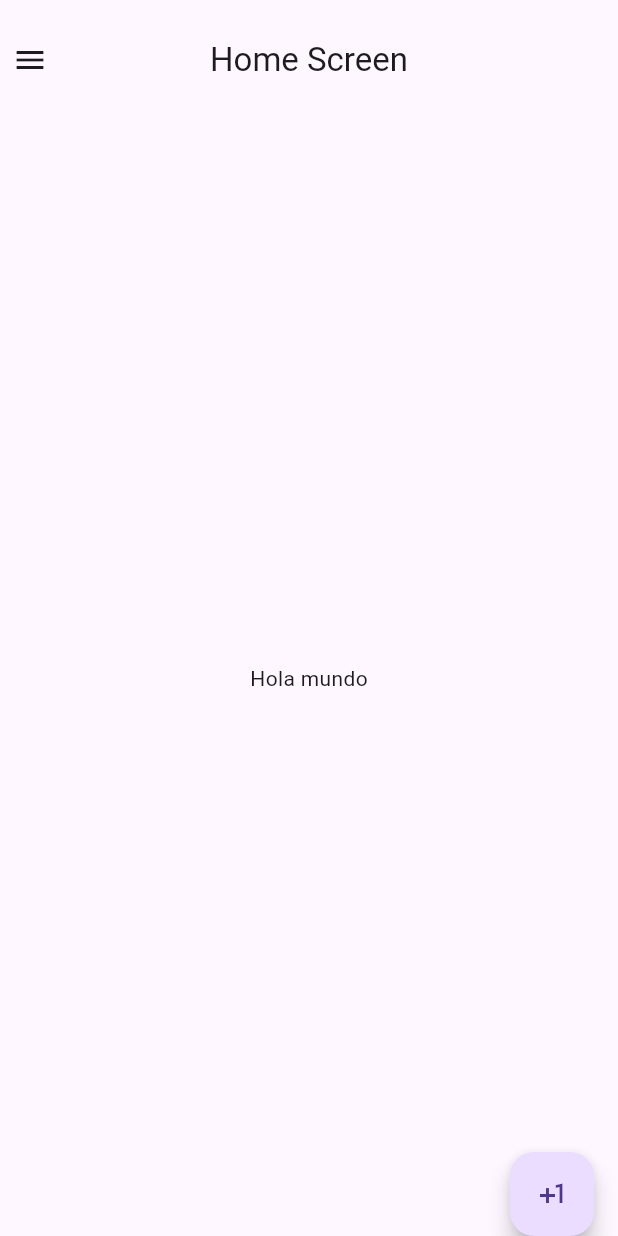
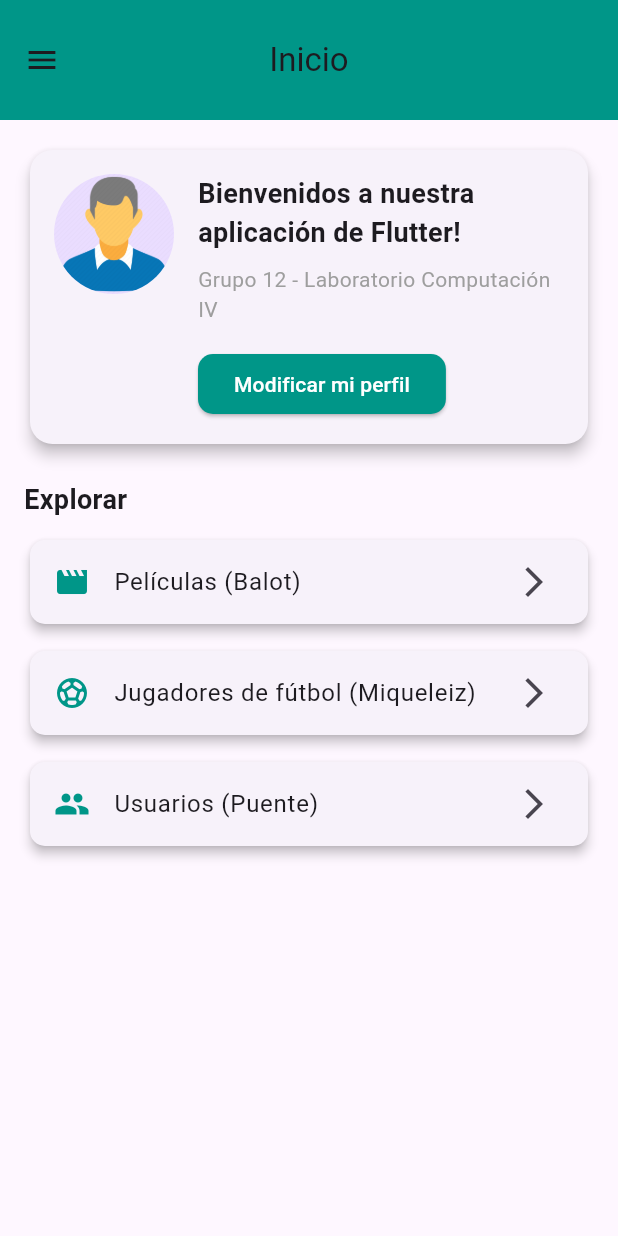
Before and after one commit to AgustinPuente1/TP2-Flutter-Grupo12, a Flutter app: the screen it shows after launch, on a phone screen of 412 x 824 dp. Run offline on Flutter 3.47's test engine with Material 3 defaults, Android fonts, the phone set to English and light mode, and no system bars; our stand-ins replace shared_preferences.

Commit message:
Mejoro aspecto visual de pantalla Home y agrego documentación

```diff
--- a/lib/screens/home_screen.dart
+++ b/lib/screens/home_screen.dart
@@ -1,5 +1,8 @@
-import 'dart:developer';
 import 'package:flutter/material.dart';
+import 'package:tp2_flutter_grupo12/screens/profile_screen.dart'; // Perfil
+import 'package:tp2_flutter_grupo12/screens/balot_list_screen.dart'; // Películas
+// Agregar ruta de Tomi
+// Agregar ruta de Agus
 import 'package:tp2_flutter_grupo12/widgets/drawner_menu.dart';
 
 class HomeScreen extends StatelessWidget {
@@ -9,20 +12,162 @@ class HomeScreen extends StatelessWidget {
   Widget build(BuildContext context) {
     return Scaffold(
       appBar: AppBar(
-        title: const Text('Home Screen'),
+        title: const Text('Inicio'),
         centerTitle: true,
-        leadingWidth: 40,
         toolbarHeight: 80,
+        backgroundColor: Colors.teal,
       ),
       drawer: DrawerMenu(),
-      body: const Center(child: Text('Hola mundo')),
-      floatingActionButton: FloatingActionButton(
-        child: const Icon(Icons.plus_one),
-        onPressed: () {
-          log('click button');
-        },
+      body: SingleChildScrollView(
+        child: Padding(
+          padding: const EdgeInsets.all(16.0),
+          child: Column(
+            crossAxisAlignment: CrossAxisAlignment.stretch,
+            children: [
+              // Mi perfil
+              Card(
+                elevation: 4,
+                shape: RoundedRectangleBorder(
+                  borderRadius: BorderRadius.circular(15),
+                ),
+                child: Padding(
+                  padding: const EdgeInsets.all(16.0),
+                  child: Row(
+                    crossAxisAlignment: CrossAxisAlignment.start,
+                    children: [
+                      CircleAvatar(
+                        radius: 40,
+                        backgroundImage: AssetImage('assets/images/avatar.png'), // Imagen del avatar
+                      ),
+                      const SizedBox(width: 16),
+                      Expanded(
+                        child: Column(
+                          crossAxisAlignment: CrossAxisAlignment.start,
+                          children: [
+                            const Text(
+                              'Bienvenidos a nuestra aplicación de Flutter!',
+                              style: TextStyle(
+                                fontSize: 18,
+                                fontWeight: FontWeight.bold,
+                              ),
+                              maxLines: 2,
+                              overflow: TextOverflow.ellipsis,
+                            ),
+                            const SizedBox(height: 8),
+                            const Text(
+                              'Grupo 12 - Laboratorio Computación IV',
+                              style: TextStyle(
+                                fontSize: 14,
+                                color: Colors.grey,
+                              ),
+                            ),
+                            const SizedBox(height: 16),
+                            ElevatedButton(
+                              onPressed: () {
+                                Navigator.push(
+                                  context,
+                                  MaterialPageRoute(
+                                    builder: (context) => ProfileScreen(),
+                                  ),
+                                );
+                              },
+                              style: ElevatedButton.styleFrom(
+                                backgroundColor: Colors.teal,
+                                shape: RoundedRectangleBorder(
+                                  borderRadius: BorderRadius.circular(10),
+                                ),
+                              ),
+                              child: const Text(
+                                'Modificar mi perfil',
+                                style: TextStyle(color: Colors.white),
+                              ),
+                            ),
+                          ],
+                        ),
+                      ),
+                    ],
+                  ),
+                ),
+              ),
+              const SizedBox(height: 20),
+
+              // Sección de navegación
+              const Text(
+                'Explorar',
+                style: TextStyle(
+                  fontSize: 18,
+                  fontWeight: FontWeight.bold,
+                ),
+              ),
+              const SizedBox(height: 10),
+              // Películas
+              Card(
+                elevation: 3,
+                shape: RoundedRectangleBorder(
+                  borderRadius: BorderRadius.circular(10),
+                ),
+                child: ListTile(
+                  leading: Icon(Icons.movie, color: Colors.teal),
+                  title: const Text('Películas (Balot)'),
+                  trailing: const Icon(Icons.arrow_forward_ios),
+                  onTap: () {
+                    Navigator.push(
+                      context,
+                      MaterialPageRoute(
+                        builder: (context) => BalotListScreen(),
+                      ),
+                    );
+                  },
+                ),
+              ),
+              const SizedBox(height: 10),
+
+              // Jugadores de fútbol
+              Card(
+                elevation: 3,
+                shape: RoundedRectangleBorder(
+                  borderRadius: BorderRadius.circular(10),
+                ),
+                child: ListTile(
+                  leading: Icon(Icons.sports_soccer, color: Colors.teal),
+                  title: const Text('Jugadores de fútbol (Miqueleiz)'),
+                  trailing: const Icon(Icons.arrow_forward_ios),
+                  onTap: () {
+                    Navigator.push(
+                      context,
+                      MaterialPageRoute(
+                        builder: (context) => BalotListScreen(), // Modificar por el de Tomi
+                      ),
+                    );
+                  },
+                ),
+              ),
+              const SizedBox(height: 10),
+
+              // Usuarios
+              Card(
+                elevation: 3,
+                shape: RoundedRectangleBorder(
+                  borderRadius: BorderRadius.circular(10),
+                ),
+                child: ListTile(
+                  leading: Icon(Icons.people, color: Colors.teal),
+                  title: const Text('Usuarios (Puente)'),
+                  trailing: const Icon(Icons.arrow_forward_ios),
+                  onTap: () {
+                    Navigator.push(
+                      context,
+                      MaterialPageRoute(
+                        builder: (context) => BalotListScreen(), // Modificar por el de Agus
+                      ),
+                    );
+                  },
+                ),
+              ),
+            ],
+          ),
+        ),
       ),
-      floatingActionButtonLocation: FloatingActionButtonLocation.endDocked,
     );
   }
 }
```
Also changed, not shown: 2 other files.
